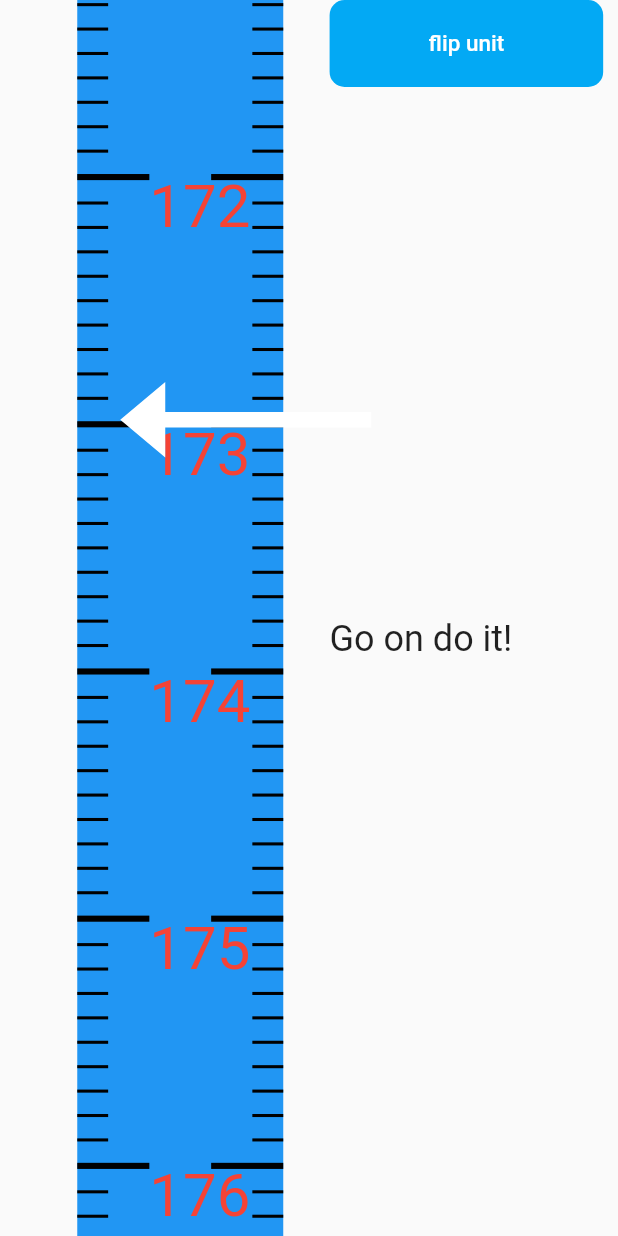
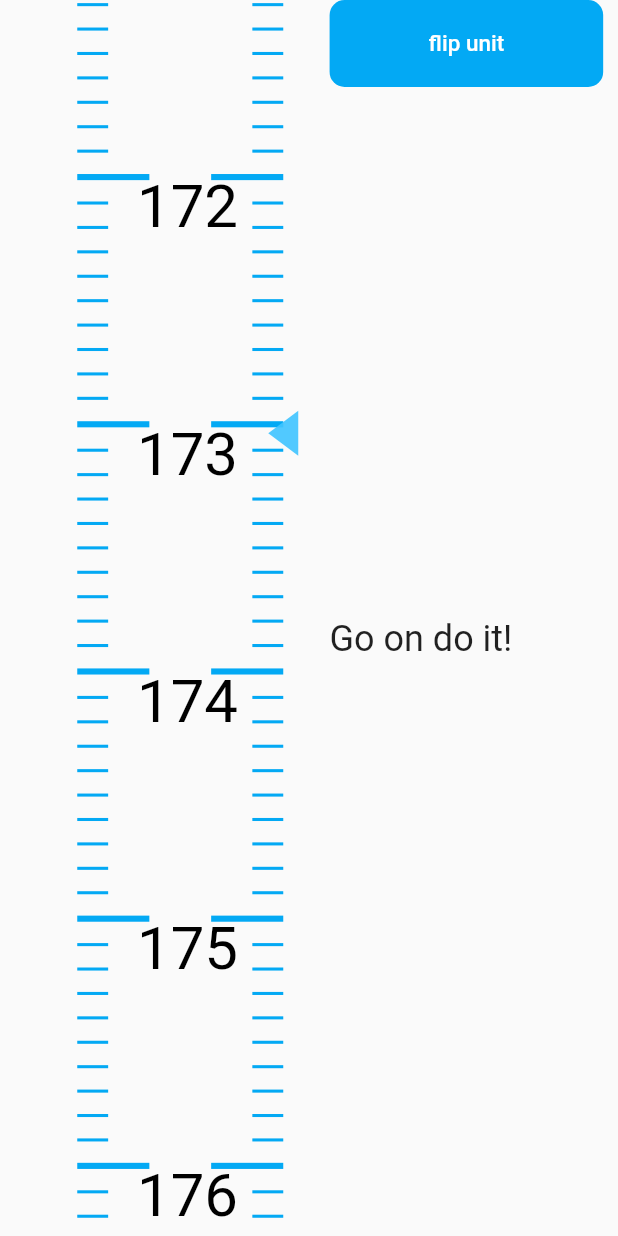
Before and after one commit to 4amVim/flutter-experiments, a Flutter app: the TryingWidget widget shown alone on an empty page, opened directly, on a phone screen of 412 x 824 dp. Run offline on Flutter 3.47's test engine with Material 2 defaults, Android fonts, the phone set to English and light mode, and no system bars; our stand-ins replace flutter_riverpod; statements that could not run were skipped.

Commit message:
style: :art: made height selector look a bit fun

```diff
--- a/lib/tape_measure.dart
+++ b/lib/tape_measure.dart
@@ -4,11 +4,10 @@ import 'package:flutter/material.dart';
 ///Draws a vertical tape measure that gives a measurment [rawReading]
 class TapeMeasurePaint extends CustomPainter {
   //*Color for the tape's background
-  static const _color = Colors.blue;
-  static const _ticksColor = Colors.black;
-  static const _arrowNotTouchedColor = Color(0xFFFFFFFF);
-  static const _arrowTouchedColor = Color(0xCFFFFFFF);
-  static const _textColor = Colors.red;
+  static const _backgroundColor = Colors.transparent;
+  static const _ticksColor = Colors.lightBlue;
+  static final _arrowColor = Colors.lightBlueAccent.withOpacity(0.91);
+  static const _textColor = Colors.black;
 
   ///Instantaneous, scaled offset of the tape
   double _offset = 0;
@@ -59,7 +58,7 @@ class TapeMeasurePaint extends CustomPainter {
   @override
   void paint(Canvas canvas, Size size) {
     canvas //? Color the background, centre x-axis and do x-translation
-      ..drawRect(Offset.zero & size, Paint()..color = _color)
+      ..drawRect(Offset.zero & size, Paint()..color = _backgroundColor)
       ..save() //? We're saving basic state for later when we draw an arrow
       ..translate(size.width, .0) //? Vertically centre the x-axis
       ..translate(0, _start) //? Offset the start (to persist between touches)
@@ -79,7 +78,7 @@ class TapeMeasurePaint extends CustomPainter {
               style: TextStyle(fontSize: fontSize, color: _textColor)),
           textDirection: TextDirection.ltr)
         ..layout(minWidth: size.width * 0.2, maxWidth: size.width * 0.8)
-        ..paint(cvs, Offset(-0.65 * size.width, xOffset - 0.04 * size.width));
+        ..paint(cvs, Offset(-0.71 * size.width, xOffset - 0.04 * size.width));
 
       //* Draw segments
       cvs.save();
@@ -113,23 +112,16 @@ class TapeMeasurePaint extends CustomPainter {
 
     _addSegmentsAbove(canvas, 250, false);
 
-    var arrowPath = Path()
-      ..addRect(Offset(size.width / 2, size.height / 3) &
-          Size(size.width, size.height / 80))
-      ..lineTo(size.width / 2, -20 + size.height / 3) //?Line up
-      ..lineTo(-30 + size.width / 2, (163 * size.height / 480))
-      ..lineTo(size.width / 2, 20 + (83 * size.height / 240));
     canvas
       ..restore()
       ..save()
-      //?If user is scrolling, have the arrow slightly more to the right
-      ..translate(-10, 0)
-      //?If user is scrolling, have the arrow slightly more opaque
+      ..translate(-10, _gapSize)
       ..drawPath(
-          arrowPath,
-          Paint()
-            ..color =
-                _offset.abs() < 15 ? _arrowNotTouchedColor : _arrowTouchedColor)
+          Path()
+            ..moveTo(size.width + 20, size.height / 3 + 15)
+            ..lineTo(size.width, size.height / 3)
+            ..lineTo(size.width + 20, size.height / 3 - 15),
+          Paint()..color = _arrowColor)
       ..restore();
   }
 
```
Also changed, not shown: lib/customs.dart (+81 -4 lines), lib/main.dart (+50 -15 lines).
